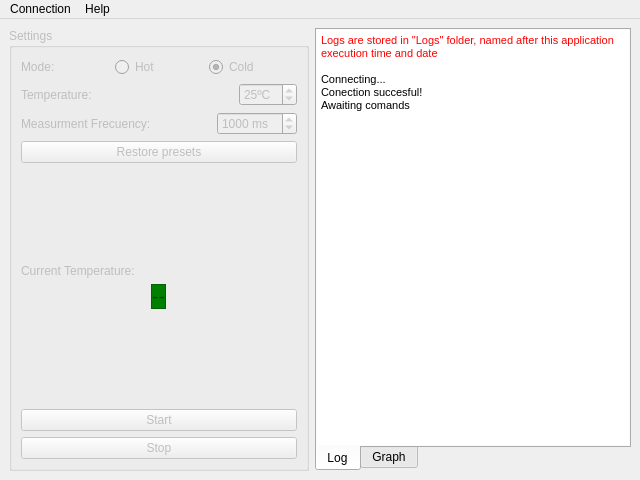
Before: the Qt Designer form interface/designerFiles/mainWindow.ui in ccarb/ThermstUtils, drawn with Qt 5.
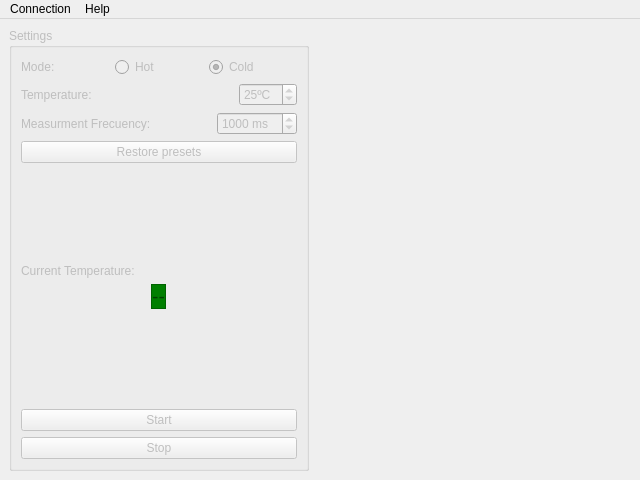
After: the same form once the commit is applied. The open tabs and pages were chosen to show the change. Icons and pictures are not drawn. Custom widgets are drawn as their Qt base class.

Patch:
```diff
--- a/interface/designerFiles/mainWindow.ui
+++ b/interface/designerFiles/mainWindow.ui
@@ -687,66 +687,10 @@
      </widget>
     </item>
     <item>
-     <widget class="QTabWidget" name="displayTabs">
+     <widget class="QWidget" name="graphBox" native="true">
       <property name="autoFillBackground">
        <bool>true</bool>
       </property>
-      <property name="tabPosition">
-       <enum>QTabWidget::South</enum>
-      </property>
-      <property name="tabShape">
-       <enum>QTabWidget::Rounded</enum>
-      </property>
-      <property name="currentIndex">
-       <number>1</number>
-      </property>
-      <property name="elideMode">
-       <enum>Qt::ElideNone</enum>
-      </property>
-      <widget class="QWidget" name="logTab">
-       <attribute name="title">
-        <string>Log</string>
-       </attribute>
-       <layout class="QHBoxLayout" name="horizontalLayout_3">
-        <property name="leftMargin">
-         <number>0</number>
-        </property>
-        <property name="topMargin">
-         <number>0</number>
-        </property>
-        <property name="rightMargin">
-         <number>0</number>
-        </property>
-        <property name="bottomMargin">
-         <number>0</number>
-        </property>
-        <item>
-         <widget class="QTextBrowser" name="logDisplayBox">
-          <property name="autoFillBackground">
-           <bool>true</bool>
-          </property>
-          <property name="frameShape">
-           <enum>QFrame::NoFrame</enum>
-          </property>
-          <property name="html">
-           <string>&lt;!DOCTYPE HTML PUBLIC &quot;-//W3C//DTD HTML 4.0//EN&quot; &quot;http://www.w3.org/TR/REC-html40/strict.dtd&quot;&gt;
-&lt;html&gt;&lt;head&gt;&lt;meta name=&quot;qrichtext&quot; content=&quot;1&quot; /&gt;&lt;style type=&quot;text/css&quot;&gt;
-p, li { white-space: pre-wrap; }
-&lt;/style&gt;&lt;/head&gt;&lt;body style=&quot; font-family:'MS Shell Dlg 2'; font-size:8.25pt; font-weight:400; font-style:normal;&quot;&gt;
-&lt;p style=&quot; margin-top:0px; margin-bottom:0px; margin-left:0px; margin-right:0px; -qt-block-indent:0; text-indent:0px;&quot;&gt;&lt;span style=&quot; color:#ff0000;&quot;&gt;Logs are stored in &amp;quot;Logs&amp;quot; folder, named after this application execution time and date&lt;/span&gt;&lt;/p&gt;
-&lt;p style=&quot;-qt-paragraph-type:empty; margin-top:0px; margin-bottom:0px; margin-left:0px; margin-right:0px; -qt-block-indent:0; text-indent:0px; color:#ff0000;&quot;&gt;&lt;br /&gt;&lt;/p&gt;
-&lt;p style=&quot; margin-top:0px; margin-bottom:0px; margin-left:0px; margin-right:0px; -qt-block-indent:0; text-indent:0px;&quot;&gt;&lt;span style=&quot; color:#000000;&quot;&gt;Connecting...&lt;/span&gt;&lt;/p&gt;
-&lt;p style=&quot; margin-top:0px; margin-bottom:0px; margin-left:0px; margin-right:0px; -qt-block-indent:0; text-indent:0px;&quot;&gt;&lt;span style=&quot; color:#000000;&quot;&gt;Conection succesful!&lt;/span&gt;&lt;/p&gt;
-&lt;p style=&quot; margin-top:0px; margin-bottom:0px; margin-left:0px; margin-right:0px; -qt-block-indent:0; text-indent:0px;&quot;&gt;&lt;span style=&quot; color:#000000;&quot;&gt;Awaiting comands&lt;/span&gt;&lt;/p&gt;&lt;/body&gt;&lt;/html&gt;</string>
-          </property>
-         </widget>
-        </item>
-       </layout>
-      </widget>
-      <widget class="QWidget" name="graphTab">
-       <attribute name="title">
-        <string>Graph</string>
-       </attribute>
        <layout class="QHBoxLayout" name="horizontalLayout_2">
         <item>
          <widget class="PlotWidget" name="graphWidget" native="true">
@@ -757,7 +701,6 @@
         </item>
        </layout>
       </widget>
-     </widget>
     </item>
    </layout>
   </widget>
```
Left out of the diff: 2 changed lines with no effect on the pictures. Lines whose indentation alone changed are shown as unchanged.
